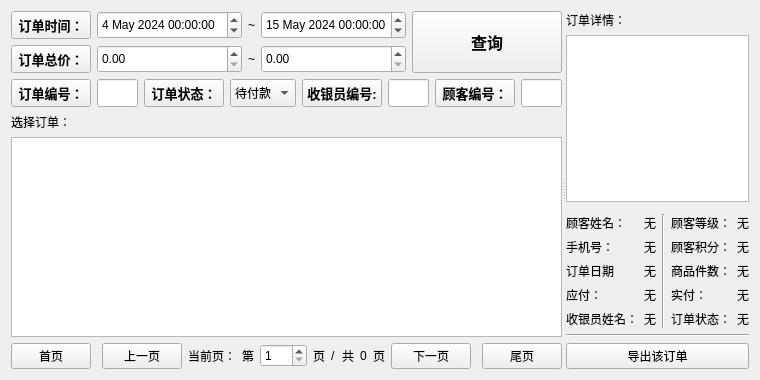
Old version of the form view/manager/widgetordermanager.ui in the repository ylxcvvan/Supermarket-Commodity-Management-System.
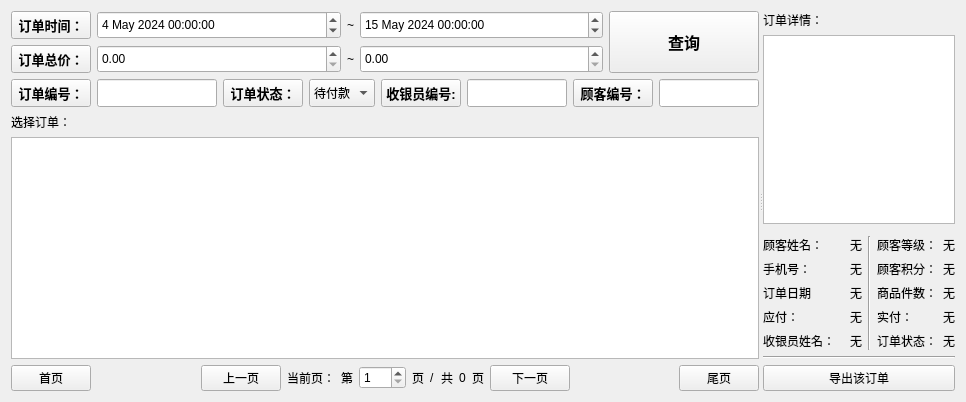
New version of the form. Custom widgets are drawn as their Qt base class.

```diff
--- a/view/manager/widgetordermanager.ui
+++ b/view/manager/widgetordermanager.ui
@@ -6,8 +6,8 @@
    <rect>
     <x>0</x>
     <y>0</y>
-    <width>714</width>
-    <height>380</height>
+    <width>966</width>
+    <height>402</height>
    </rect>
   </property>
   <property name="windowTitle">
@@ -243,6 +243,12 @@
                  <verstretch>0</verstretch>
                 </sizepolicy>
                </property>
+               <property name="minimumSize">
+                <size>
+                 <width>120</width>
+                 <height>0</height>
+                </size>
+               </property>
               </widget>
              </item>
             </layout>
@@ -331,6 +337,12 @@
                  <verstretch>0</verstretch>
                 </sizepolicy>
                </property>
+               <property name="minimumSize">
+                <size>
+                 <width>100</width>
+                 <height>0</height>
+                </size>
+               </property>
               </widget>
              </item>
             </layout>
@@ -367,6 +379,12 @@
                  <verstretch>0</verstretch>
                 </sizepolicy>
                </property>
+               <property name="minimumSize">
+                <size>
+                 <width>100</width>
+                 <height>0</height>
+                </size>
+               </property>
               </widget>
              </item>
             </layout>
```
